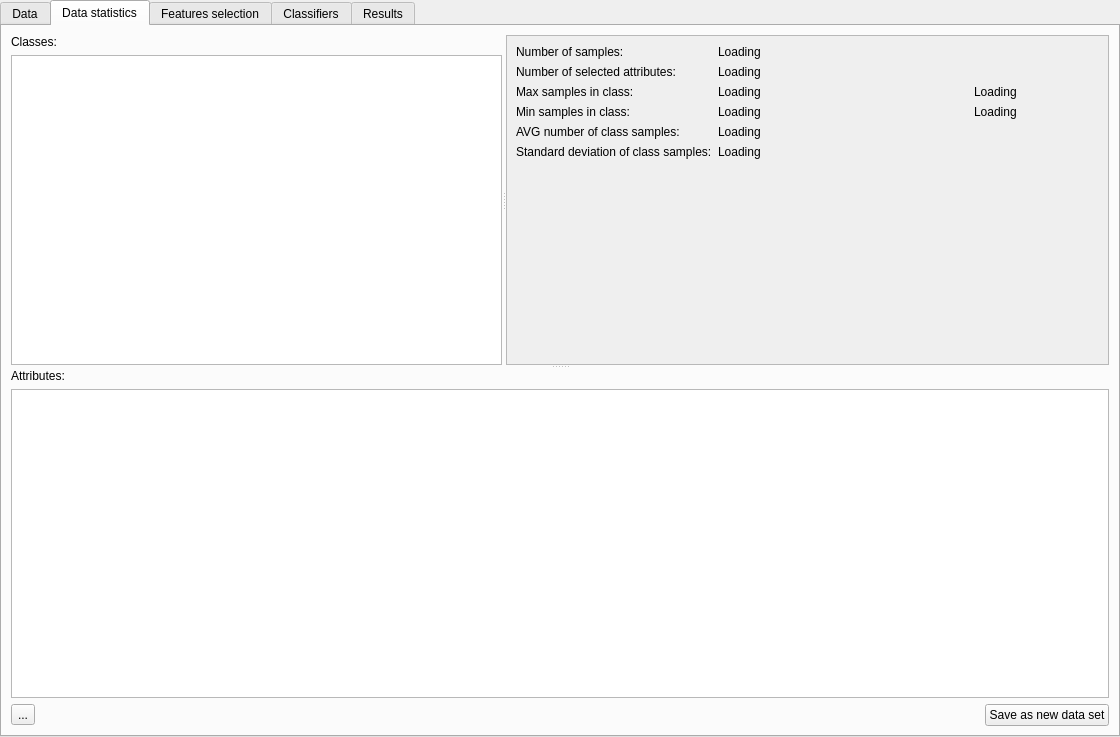
This is classmark/ui/templates/experiment.ui in mdocekal/ClassMark as Qt 5 draws it before an edit. The edited form follows.
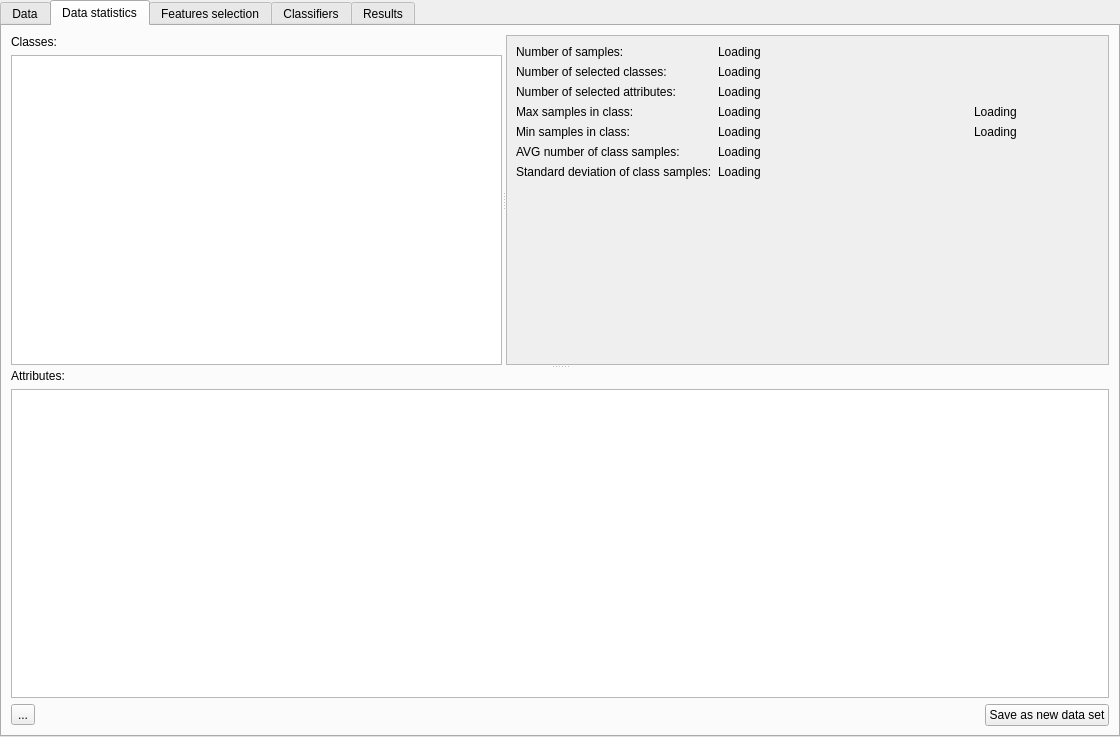
This is the edited form. The open tabs and pages were chosen to show the change. Icons and pictures are not drawn.

```diff
--- a/classmark/ui/templates/experiment.ui
+++ b/classmark/ui/templates/experiment.ui
@@ -516,8 +516,8 @@
                     <rect>
                      <x>0</x>
                      <y>0</y>
-                     <width>308</width>
-                     <height>129</height>
+                     <width>596</width>
+                     <height>149</height>
                     </rect>
                    </property>
                    <property name="sizePolicy">
@@ -537,7 +537,7 @@
                       </property>
                      </widget>
                     </item>
-                    <item row="3" column="0">
+                    <item row="4" column="0">
                      <widget class="QLabel" name="label_12">
                       <property name="text">
                        <string>Min samples in class:</string>
@@ -547,7 +547,7 @@
                       </property>
                      </widget>
                     </item>
-                    <item row="2" column="0">
+                    <item row="3" column="0">
                      <widget class="QLabel" name="label_11">
                       <property name="text">
                        <string>Max samples in class:</string>
@@ -557,7 +557,7 @@
                       </property>
                      </widget>
                     </item>
-                    <item row="1" column="0">
+                    <item row="2" column="0">
                      <widget class="QLabel" name="label_9">
                       <property name="text">
                        <string>Number of selected attributes:</string>
@@ -567,7 +567,7 @@
                       </property>
                      </widget>
                     </item>
-                    <item row="3" column="1" colspan="2">
+                    <item row="4" column="1" colspan="2">
                      <widget class="QLabel" name="minSamplesInClassLabel">
                       <property name="text">
                        <string>Loading</string>
@@ -577,7 +577,7 @@
                       </property>
                      </widget>
                     </item>
-                    <item row="3" column="3">
+                    <item row="4" column="3">
                      <widget class="QLabel" name="classWithMinSamplesLabel">
                       <property name="text">
                        <string>Loading</string>
@@ -587,7 +587,7 @@
                       </property>
                      </widget>
                     </item>
-                    <item row="2" column="3">
+                    <item row="3" column="3">
                      <widget class="QLabel" name="classWithMaxSamplesLabel">
                       <property name="text">
                        <string>Loading</string>
@@ -597,7 +597,7 @@
                       </property>
                      </widget>
                     </item>
-                    <item row="2" column="1" colspan="2">
+                    <item row="3" column="1" colspan="2">
                      <widget class="QLabel" name="maxSamplesInClassLabel">
                       <property name="text">
                        <string>Loading</string>
@@ -607,7 +607,7 @@
                       </property>
                      </widget>
                     </item>
-                    <item row="4" column="0">
+                    <item row="5" column="0">
                      <widget class="QLabel" name="label_13">
                       <property name="text">
                        <string>AVG number of class samples:</string>
@@ -617,7 +617,7 @@
                       </property>
                      </widget>
                     </item>
-                    <item row="4" column="1" colspan="3">
+                    <item row="5" column="1" colspan="3">
                      <widget class="QLabel" name="avgNumberOfClassSamplesLabel">
                       <property name="text">
                        <string>Loading</string>
@@ -627,7 +627,7 @@
                       </property>
                      </widget>
                     </item>
-                    <item row="5" column="0">
+                    <item row="6" column="0">
                      <widget class="QLabel" name="label_14">
                       <property name="text">
                        <string>Standard deviation of class samples:</string>
@@ -637,7 +637,7 @@
                       </property>
                      </widget>
                     </item>
-                    <item row="5" column="1" colspan="3">
+                    <item row="6" column="1" colspan="3">
                      <widget class="QLabel" name="classSamplesStandardDeviationLabel">
                       <property name="text">
                        <string>Loading</string>
@@ -647,7 +647,7 @@
                       </property>
                      </widget>
                     </item>
-                    <item row="1" column="1" colspan="3">
+                    <item row="2" column="1" colspan="3">
                      <widget class="QLabel" name="numOfSelAttrLabel">
                       <property name="text">
                        <string>Loading</string>
@@ -667,6 +667,20 @@
                       </property>
                      </widget>
                     </item>
+                    <item row="1" column="0">
+                     <widget class="QLabel" name="label_22">
+                      <property name="text">
+                       <string>Number of selected classes:</string>
+                      </property>
+                     </widget>
+                    </item>
+                    <item row="1" column="1" colspan="3">
+                     <widget class="QLabel" name="numOfClassesLabel">
+                      <property name="text">
+                       <string>Loading</string>
+                      </property>
+                     </widget>
+                    </item>
                    </layout>
                   </widget>
                  </widget>
```
Left out of the diff: 2 changed lines with no effect on the pictures.
